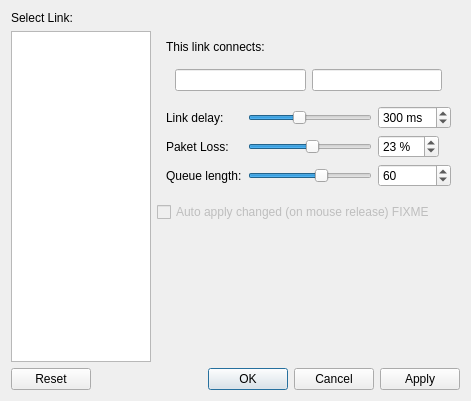
Old version of the form confLink.ui in the repository koppd/mt.
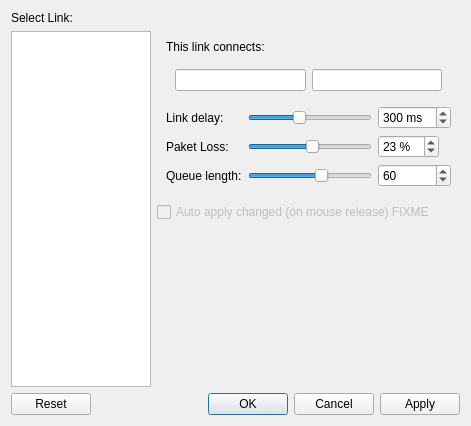
New version of the form.

Commit message: zeige internen Hostname und Interface an

Diff of the .ui file:
```diff
--- a/confLink.ui
+++ b/confLink.ui
@@ -7,7 +7,7 @@
     <x>0</x>
     <y>0</y>
     <width>471</width>
-    <height>401</height>
+    <height>426</height>
    </rect>
   </property>
   <property name="windowTitle">
```
The commit also changes 2 other files.
